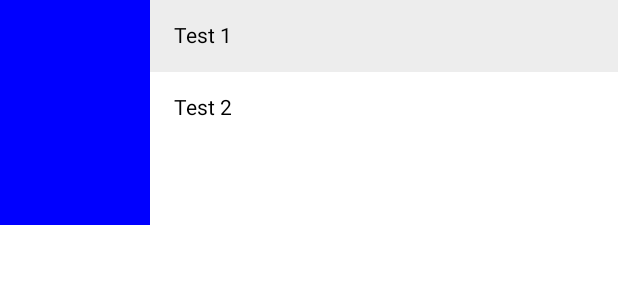
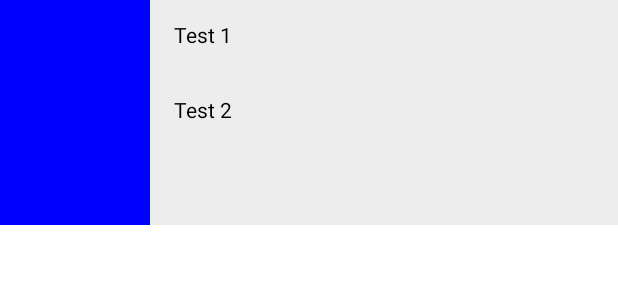
Before and after one commit to robsondmf1234/JetpackComposeEstudo, an Android app built with Jetpack Compose: the @Preview function ChallengeComposable, on a phone screen of 412 x 824 dp. Shown: the top 300 px of the screen. Run offline under Robolectric (Android 15) with nearby library versions, the phone set to English and light mode, and no system bars.

Commit message:
feat - Desafio Alura - ok .

```diff
--- a/app/src/main/java/com/example/jetpackcomposeestudos/ui/components/ChallengeComposable.kt
+++ b/app/src/main/java/com/example/jetpackcomposeestudos/ui/components/ChallengeComposable.kt
@@ -5,7 +5,6 @@ import androidx.compose.foundation.background
 import androidx.compose.foundation.layout.Box
 import androidx.compose.foundation.layout.Column
 import androidx.compose.foundation.layout.Row
-import androidx.compose.foundation.layout.fillMaxHeight
 import androidx.compose.foundation.layout.fillMaxWidth
 import androidx.compose.foundation.layout.height
 import androidx.compose.foundation.layout.padding
@@ -22,24 +21,32 @@ import androidx.compose.ui.unit.dp
 fun ChallengeComposable() {
     Row(
         Modifier
+            .height(150.dp)
             .fillMaxWidth()
-            .height(150.dp)
     ) {
         Box(
             Modifier
-                .fillMaxHeight()
                 .width(100.dp)
+                .height(150.dp)
                 .background(Color.Blue)
         )
         Column {
             Text(
                 "Test 1",
                 Modifier
+                    .height(50.dp)
                     .fillMaxWidth()
                     .background(Color(0xFFededed))
                     .padding(16.dp)
             )
-            Text("Test 2", Modifier.padding(16.dp))
+            Text(
+                "Test 2",
+                Modifier
+                    .height(100.dp)
+                    .fillMaxWidth()
+                    .background(Color(0xFFededed))
+                    .padding(16.dp)
+            )
         }
     }
 }
```
